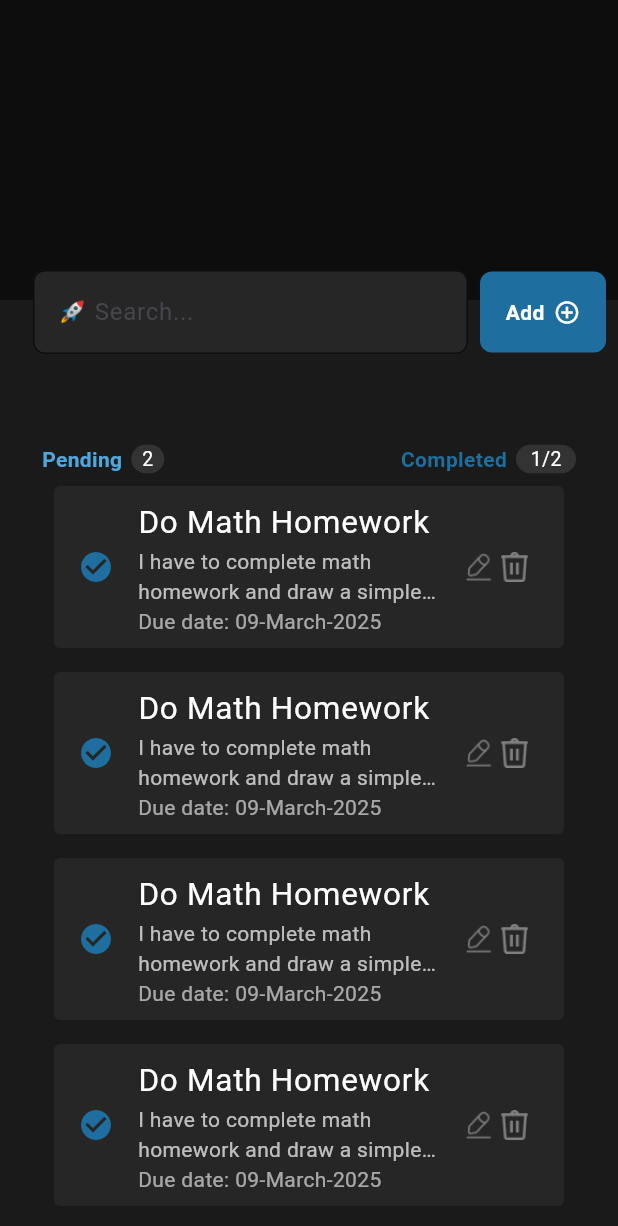
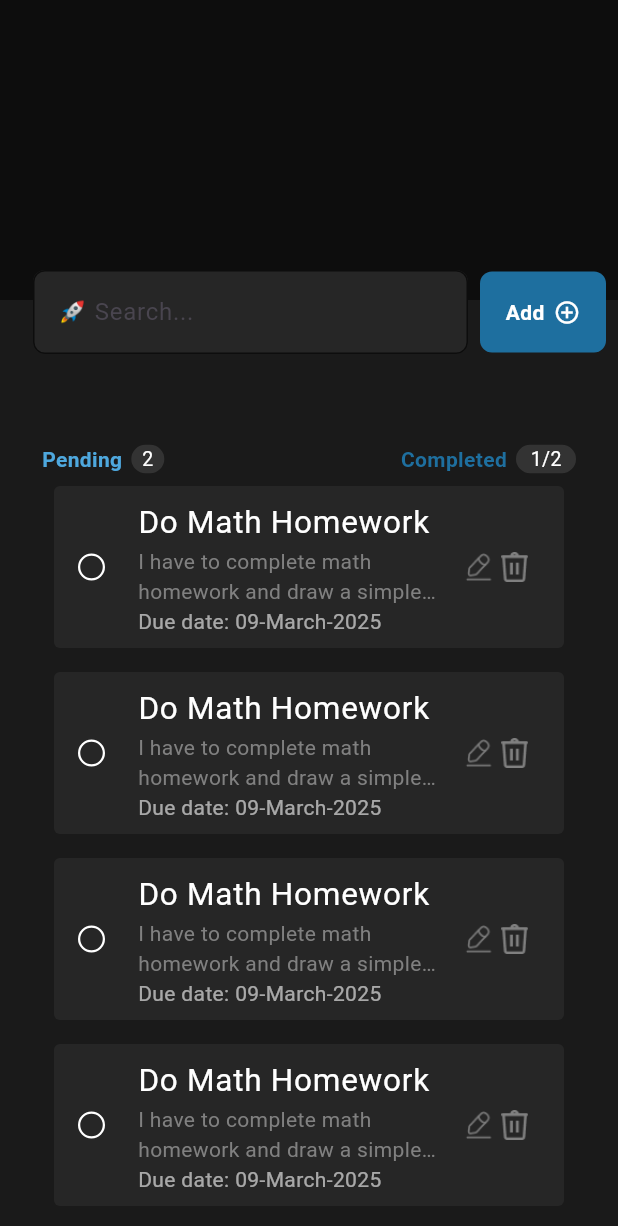
Before and after one commit to sinancholakkal/To-Do-List, a Flutter app: the screen it shows after launch, on a phone screen of 412 x 824 dp. Shown: the top 1226 px of the screen. Run offline on Flutter 3.47's test engine with Material 3 defaults, Android fonts, the phone set to English and light mode, and no system bars.

```diff
--- a/lib/feature/presentation/pages/sections/list_display_section.dart
+++ b/lib/feature/presentation/pages/sections/list_display_section.dart
@@ -1,10 +1,17 @@
 import 'package:flutter/material.dart';
 import 'package:to_do_list/core/theme/colors.dart';
 import 'package:to_do_list/feature/presentation/pages/sections/pending_and_complete_section.dart';
-import 'package:to_do_list/feature/presentation/widgets/text_widget.dart';
+import 'package:to_do_list/feature/presentation/widgets/task_card_widget.dart';
 
-class ListDisplaySection extends StatelessWidget {
+class ListDisplaySection extends StatefulWidget {
   const ListDisplaySection({super.key});
+
+  @override
+  State<ListDisplaySection> createState() => _ListDisplaySectionState();
+}
+
+class _ListDisplaySectionState extends State<ListDisplaySection> {
+  List<bool> taskCompletionStates = [];
 
   @override
   Widget build(BuildContext context) {
@@ -14,7 +21,6 @@ class ListDisplaySection extends StatelessWidget {
           constraints: BoxConstraints(maxHeight: 200),
           child: Container(width: double.infinity, color: bgTop),
         ),
-
         Expanded(
           child: Container(
             width: double.infinity,
@@ -23,62 +29,20 @@ class ListDisplaySection extends StatelessWidget {
             child: Column(
               mainAxisSize: MainAxisSize.min,
               children: [
-                //Pendings and completed--------
                 PendingAndCompletedSection(),
                 Expanded(
                   child: ListView.builder(
                     physics: BouncingScrollPhysics(),
                     itemBuilder: (context, index) {
-                      return Padding(
-                        padding: const EdgeInsets.all(8.0),
-                        child: ConstrainedBox(
-                          constraints: BoxConstraints(
-                            minHeight: 72
-                          ),
-                          child: Container(
-                            // height: 72,
-                            width: double.infinity,
-                            decoration: BoxDecoration(
-                              color: Color(0xFF262626),
-                              borderRadius: BorderRadius.circular(4),
-                            ),
-                            child: Center(
-                              child: ListTile(
-                                leading: Icon(
-                                  Icons.check_circle,
-                                  color: Color(0xFF1E6F9F),
-                                ),
-                                title: TextWidget(
-                                  overflow: TextOverflow.ellipsis,
-                                  maxLines: 1,
-                                  text: "Do Math Homework",
-                                  size: 21,
-                                  color: kwhite,
-                                ),
-                                subtitle: Column(
-                                  crossAxisAlignment: CrossAxisAlignment.start,
-                                  mainAxisSize: MainAxisSize.min,
-                                  children: [
-                                    TextWidget(text: "I have to complete math homework and draw a simple circle using pencil",color: Colors.white70,maxLines: 2,overflow: TextOverflow.ellipsis,),
-                                    TextWidget(text: "Due date: 09-March-2025",color: Colors.white60,maxLines: 2,overflow: TextOverflow.ellipsis,),
-                                  ],
-                                ),
-                                trailing: Row(
-                                  spacing: 5,
-                                  mainAxisSize: MainAxisSize.min,
-                                  children: [
-                                    InkWell(
-                                      child: Image.asset(height: 20,"assets/edit.png"),
-                                    ),
-                                    InkWell(
-                                      child: Image.asset(height: 20 ,"assets/delete.png"),
-                                    )
-                                  ],
-                                ),
-                              ),
-                            ),
-                          ),
-                        ),
+                      taskCompletionStates.add(false);
+                      return TaskCardWidget(
+                        isCompleted: taskCompletionStates[index],
+                        onToggle: () {
+                          setState(() {
+                            taskCompletionStates[index] =
+                                !taskCompletionStates[index];
+                          });
+                        },
                       );
                     },
                     itemCount: 10,
--- /dev/null
+++ b/lib/feature/presentation/widgets/task_card_widget.dart
@@ -0,0 +1,91 @@
+import 'package:flutter/material.dart';
+import 'package:flutter/widgets.dart';
+import 'package:to_do_list/core/theme/colors.dart';
+import 'package:to_do_list/feature/presentation/widgets/text_widget.dart';
+
+class TaskCardWidget extends StatelessWidget {
+  const TaskCardWidget({
+    super.key,
+    required this.isCompleted,
+    required this.onToggle,
+  });
+
+  final bool isCompleted;
+  final VoidCallback onToggle;
+
+  @override
+  Widget build(BuildContext context) {
+    return Padding(
+      padding: const EdgeInsets.all(8.0),
+      child: ConstrainedBox(
+        constraints: BoxConstraints(minHeight: 72),
+        child: Container(
+          width: double.infinity,
+          decoration: BoxDecoration(
+            color: Color(0xFF262626),
+            borderRadius: BorderRadius.circular(4),
+          ),
+          child: Center(
+            child: ListTile(
+              leading: GestureDetector(
+                onTap: onToggle,
+                child:
+                    isCompleted
+                        ? Icon(Icons.check_circle, color: Color(0xFF1E6F9F))
+                        : Container(
+                          width: 18,
+                          height: 18,
+                          decoration: BoxDecoration(
+                            color: Colors.transparent,
+                            border: Border.all(color: kwhite, width: 1.5),
+                            borderRadius: BorderRadius.circular(100),
+                          ),
+                        ),
+              ),
+              title: TextWidget(
+                overflow: TextOverflow.ellipsis,
+                maxLines: 1,
+                text: "Do Math Homework",
+                size: 21,
+                color: isCompleted ? Color(0xFF808080) : kwhite,
+                decoration: isCompleted ? TextDecoration.lineThrough : null,
+                decorationThickness: 2,
+                decorationColor: Color(0xFF808080),
+              ),
+              subtitle: Column(
+                crossAxisAlignment: CrossAxisAlignment.start,
+                mainAxisSize: MainAxisSize.min,
+                children: [
+                  TextWidget(
+                    text:
+                        "I have to complete math homework and draw a simple circle using pencil",
+                    color: Color(0xFF808080),
+                    maxLines: 2,
+                    overflow: TextOverflow.ellipsis,
+                    decoration: isCompleted ? TextDecoration.lineThrough : null,
+                    decorationThickness: 2,
+                    decorationColor: Color(0xFF808080),
+                  ),
+                  TextWidget(
+                    text: "Due date: 09-March-2025",
+                    color: Colors.white60,
+                    maxLines: 2,
+                    overflow: TextOverflow.ellipsis,
+                  ),
+                ],
+              ),
+              trailing: Row(
+                spacing: 5,
+                mainAxisSize: MainAxisSize.min,
+                children: [
+                  InkWell(child: Image.asset(height: 20, "assets/edit.png")),
+                  InkWell(child: Image.asset(height: 20, "assets/delete.png")),
+                ],
+              ),
+            ),
+          ),
+        ),
+      ),
+    );
+  }
+}
--- a/lib/feature/presentation/widgets/text_widget.dart
+++ b/lib/feature/presentation/widgets/text_widget.dart
@@ -10,6 +10,8 @@ class TextWidget extends StatelessWidget {
     this.maxLines,
     this.overflow,
     this.decoration,
+    this.decorationColor,
+    this.decorationThickness
   });
   final String text;
   final Color? color;
@@ -18,12 +20,16 @@ class TextWidget extends StatelessWidget {
   final int? maxLines;
   final TextOverflow? overflow;
   final TextDecoration? decoration;
+  final Color? decorationColor;
+  final double? decorationThickness;
   @override
   Widget build(BuildContext context) {
     return Text(
       text,
       style: TextStyle(
         decoration: decoration,
+        decorationColor: decorationColor,
+        decorationThickness: decorationThickness,
         overflow: overflow,
         color: color,
         fontSize: size,
```
